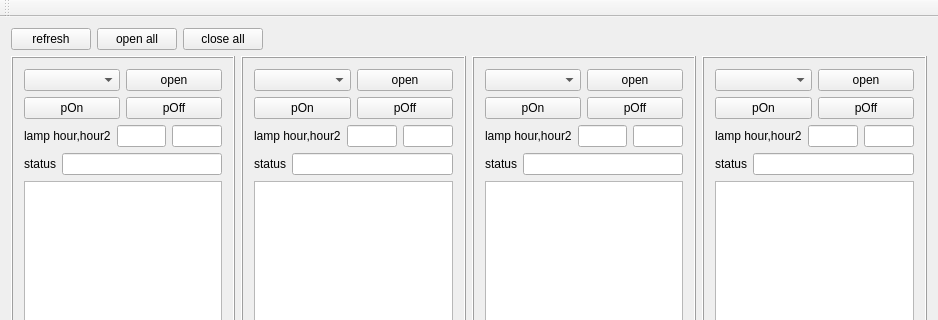
Old version of the form mainwindow.ui in the repository baradoid/polden-projector-desktop-ctrl; both pictures show x 0 to 938 and y 0 to 320 of the 938 by 503 pixel window.
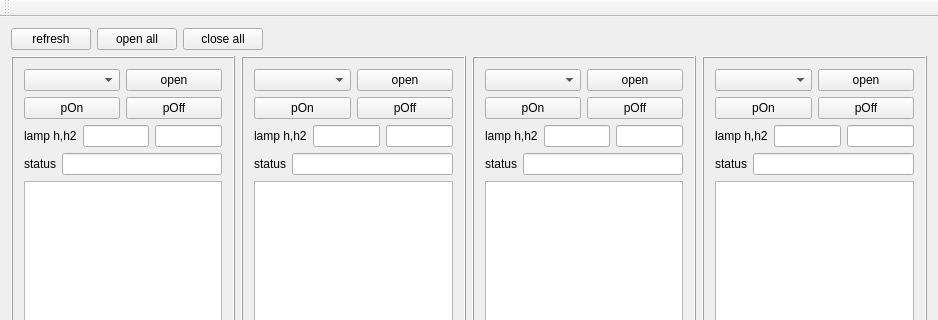
New version of the form.

Commit message: правки

What changed in the file:
```diff
--- a/mainwindow.ui
+++ b/mainwindow.ui
@@ -162,19 +162,25 @@
              <item>
               <widget class="QLabel" name="label">
                <property name="text">
-                <string>lamp hour,hour2</string>
+                <string>lamp h,h2</string>
                </property>
               </widget>
              </item>
              <item>
-              <widget class="QLineEdit" name="lineEditLampHour1">
+              <widget class="QLineEdit" name="lineEditLampHour1_1">
+               <property name="alignment">
+                <set>Qt::AlignCenter</set>
+               </property>
                <property name="readOnly">
                 <bool>true</bool>
                </property>
               </widget>
              </item>
              <item>
-              <widget class="QLineEdit" name="lineEditLampHour2">
+              <widget class="QLineEdit" name="lineEditLampHour2_1">
+               <property name="alignment">
+                <set>Qt::AlignCenter</set>
+               </property>
                <property name="readOnly">
                 <bool>true</bool>
                </property>
@@ -315,12 +321,15 @@
              <item>
               <widget class="QLabel" name="label_2">
                <property name="text">
-                <string>lamp hour,hour2</string>
+                <string>lamp h,h2</string>
                </property>
               </widget>
              </item>
              <item>
               <widget class="QLineEdit" name="lineEditLampHour1_2">
+               <property name="alignment">
+                <set>Qt::AlignCenter</set>
+               </property>
                <property name="readOnly">
                 <bool>true</bool>
                </property>
@@ -328,6 +337,9 @@
              </item>
              <item>
               <widget class="QLineEdit" name="lineEditLampHour2_2">
+               <property name="alignment">
+                <set>Qt::AlignCenter</set>
+               </property>
                <property name="readOnly">
                 <bool>true</bool>
                </property>
@@ -468,12 +480,15 @@
              <item>
               <widget class="QLabel" name="label_3">
                <property name="text">
-                <string>lamp hour,hour2</string>
+                <string>lamp h,h2</string>
                </property>
               </widget>
              </item>
              <item>
               <widget class="QLineEdit" name="lineEditLampHour1_3">
+               <property name="alignment">
+                <set>Qt::AlignCenter</set>
+               </property>
                <property name="readOnly">
                 <bool>true</bool>
                </property>
@@ -481,6 +496,9 @@
              </item>
              <item>
               <widget class="QLineEdit" name="lineEditLampHour2_3">
+               <property name="alignment">
+                <set>Qt::AlignCenter</set>
+               </property>
                <property name="readOnly">
                 <bool>true</bool>
                </property>
@@ -621,12 +639,15 @@
              <item>
               <widget class="QLabel" name="label_4">
                <property name="text">
-                <string>lamp hour,hour2</string>
+                <string>lamp h,h2</string>
                </property>
               </widget>
              </item>
              <item>
               <widget class="QLineEdit" name="lineEditLampHour1_4">
+               <property name="alignment">
+                <set>Qt::AlignCenter</set>
+               </property>
                <property name="readOnly">
                 <bool>true</bool>
                </property>
@@ -634,6 +655,9 @@
              </item>
              <item>
               <widget class="QLineEdit" name="lineEditLampHour2_4">
+               <property name="alignment">
+                <set>Qt::AlignCenter</set>
+               </property>
                <property name="readOnly">
                 <bool>true</bool>
                </property>
```
The commit also changes 2 other files.
